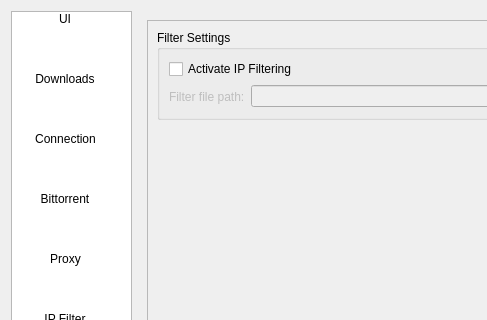
First picture: the form in src/ui/options.ui, repository SysAdminDoc/qBittorrent-Vanced, before the edit; both pictures show x 0 to 487 and y 0 to 320 of the 789 by 572 pixel window.
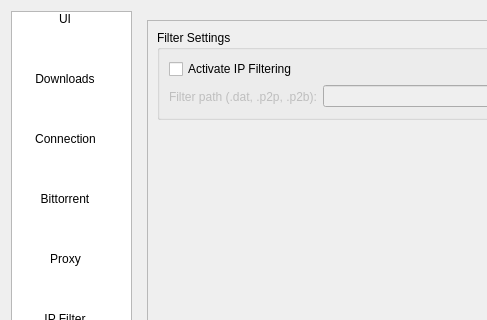
Second picture: the form after the edit. The open tabs and pages were chosen to show the change. Icons and pictures are not drawn.

Commit message: * Replace priority combo boxes by check boxes in Web UI as in Regular UI   * Prepare http server and preferences classes to add new settings to Web UI   * Tabified Program preferences in Web UI since there will be a lot of settings soon   * Started to add new settings to Web UI (PeX, LSD, Encryption, save path, temp path, scan dir, preallocateall, queueing, listen_port, upnp, nat-pmp, language, ip filter) -> Proxy is missing   * Added a command line parameter to change the web ui port   * Fix PeerGuardian .p2b binary filter support

Diff of the .ui file:
```diff
--- a/src/ui/options.ui
+++ b/src/ui/options.ui
@@ -2345,8 +2345,8 @@
              <rect>
               <x>0</x>
               <y>0</y>
-              <width>228</width>
-              <height>124</height>
+              <width>620</width>
+              <height>495</height>
              </rect>
             </property>
             <layout class="QVBoxLayout" name="verticalLayout_21">
@@ -2378,7 +2378,7 @@
                      <bool>false</bool>
                     </property>
                     <property name="text">
-                     <string>Filter file path:</string>
+                     <string>Filter path (.dat, .p2p, .p2b):</string>
                     </property>
                    </widget>
                   </item>
```
Left out of the diff: 8 changed lines with no effect on the pictures. The commit also changes 71 other files.
